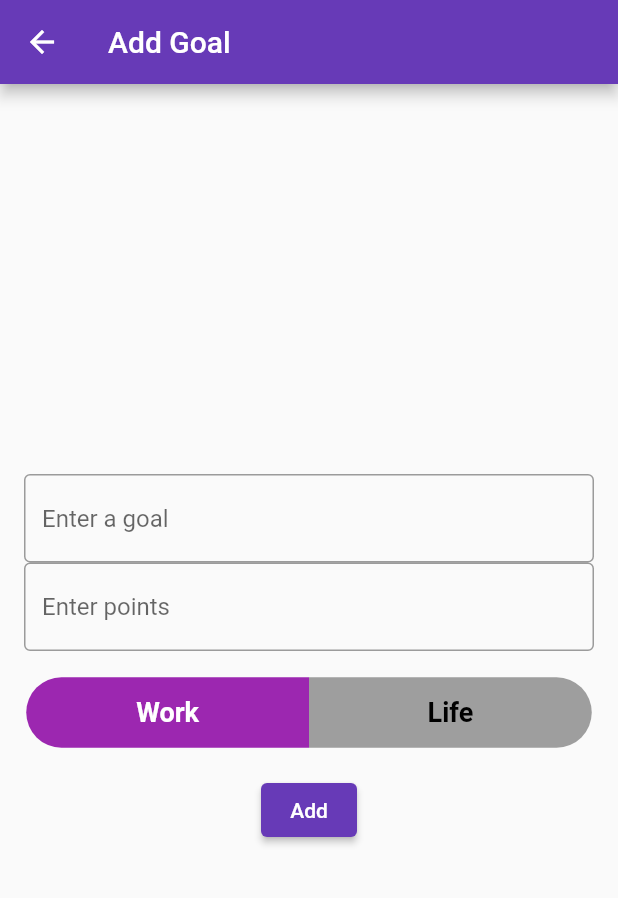
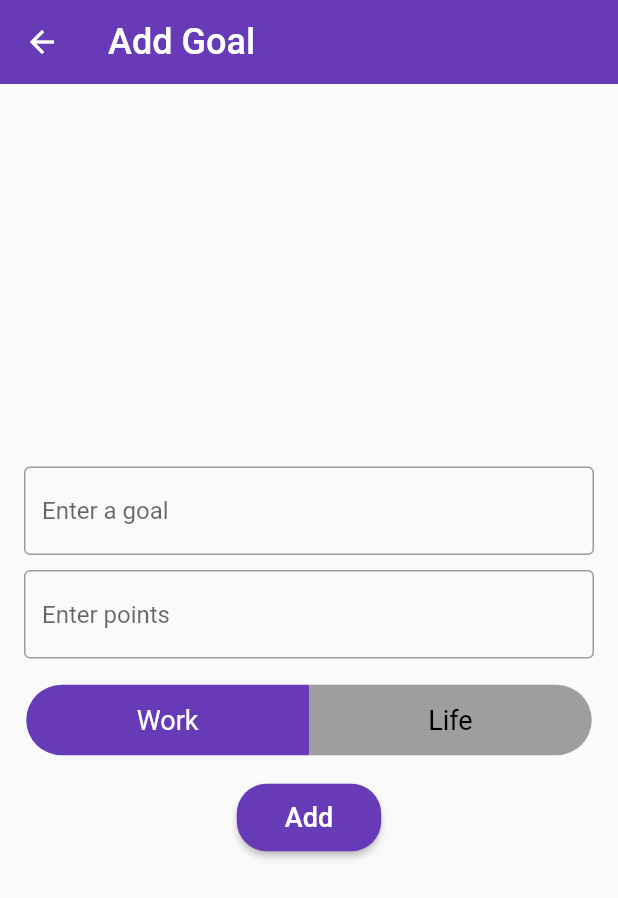
Before and after one commit to rishav-c1/drp31, a Flutter app: the AddGoalPage screen opened directly, on a phone screen of 412 x 824 dp. Shown: the top 898 px of the screen. Run offline on Flutter 3.47's test engine with Material 2 defaults, Android fonts, the phone set to English and light mode, and no system bars; our stand-ins replace cloud_firestore, confetti, firebase_core; missing offline and left inert: dart:ffi; accounts and stored records are empty.

Commit message:
style: beautify add goal pop-up and re-order mark achieved in goals

```diff
--- a/lib/addGoal.dart
+++ b/lib/addGoal.dart
@@ -44,8 +44,9 @@ class _AddGoalPageState extends State<AddGoalPage> {
   Widget build(BuildContext context) {
     return Scaffold(
       appBar: AppBar(
-        title: const Text('Add Goal'),
+        title: const Text('Add Goal', style: TextStyle(fontFamily: 'Roboto', fontSize: 24, color: Colors.white)),
         backgroundColor: Colors.deepPurple,
+        elevation: 0,
       ),
       body: Center(
         child: Padding(
@@ -58,14 +59,18 @@ class _AddGoalPageState extends State<AddGoalPage> {
                 decoration: const InputDecoration(
                   border: OutlineInputBorder(),
                   hintText: 'Enter a goal',
+                  hintStyle: TextStyle(fontFamily: 'Roboto'),
                 ),
               ),
+              const SizedBox(height: 10.0),
               TextField(
                 controller: pointController,
                 decoration: const InputDecoration(
                   border: OutlineInputBorder(),
                   hintText: 'Enter points',
+                  hintStyle: TextStyle(fontFamily: 'Roboto'),
                 ),
+                keyboardType: TextInputType.number,
               ),
               const SizedBox(height: 16.0),
               Container(
@@ -75,7 +80,7 @@ class _AddGoalPageState extends State<AddGoalPage> {
                   borderRadius: BorderRadius.circular(30.0),
                   border: Border.all(
                     color: Colors.transparent,
-                    width: 1.5, // Updated border width
+                    width: 1.5,
                   ),
                 ),
                 child: Row(
@@ -90,18 +95,18 @@ class _AddGoalPageState extends State<AddGoalPage> {
                         child: Container(
                           alignment: Alignment.center,
                           decoration: BoxDecoration(
-                            borderRadius: BorderRadius.only(
+                            borderRadius: const BorderRadius.only(
                               topLeft: Radius.circular(28.0),
                               bottomLeft: Radius.circular(28.0),
                             ),
-                            color: selectedIndex == 0 ? Colors.purple : Colors.grey,
+                            color: selectedIndex == 0 ? Colors.deepPurple : Colors.grey,
                           ),
                           child: Text(
                             'Work',
                             style: TextStyle(
+                              fontFamily: 'Roboto',
                               color: selectedIndex == 0 ? Colors.white : Colors.black,
                               fontSize: 18.0,
-                              fontWeight: FontWeight.bold,
                             ),
                           ),
                         ),
@@ -117,18 +122,18 @@ class _AddGoalPageState extends State<AddGoalPage> {
                         child: Container(
                           alignment: Alignment.center,
                           decoration: BoxDecoration(
-                            borderRadius: BorderRadius.only(
+                            borderRadius: const BorderRadius.only(
                               topRight: Radius.circular(28.0),
                               bottomRight: Radius.circular(28.0),
                             ),
-                            color: selectedIndex == 1 ? Colors.blueAccent : Colors.grey,
+                            color: selectedIndex == 1 ? Colors.deepPurple : Colors.grey,
                           ),
                           child: Text(
                             'Life',
                             style: TextStyle(
+                              fontFamily: 'Roboto',
                               color: selectedIndex == 1 ? Colors.white : Colors.black,
                               fontSize: 18.0,
-                              fontWeight: FontWeight.bold,
                             ),
                           ),
                         ),
@@ -140,8 +145,14 @@ class _AddGoalPageState extends State<AddGoalPage> {
               const SizedBox(height: 16.0),
               ElevatedButton(
                 onPressed: addGoal,
-                child: const Text('Add'),
-                style: ElevatedButton.styleFrom(primary: Colors.deepPurple),
+                style: ElevatedButton.styleFrom(
+                  primary: Colors.deepPurple,
+                  shape: RoundedRectangleBorder(
+                    borderRadius: BorderRadius.circular(20),
+                  ),
+                  padding: const EdgeInsets.symmetric(horizontal: 32, vertical: 12),
+                ),
+                child: Text('Add', style: TextStyle(fontFamily: 'Roboto', fontSize: 18, color: Colors.white)),
               ),
             ],
           ),
--- a/lib/goals.dart
+++ b/lib/goals.dart
@@ -130,14 +130,14 @@ class _GoalPageState extends State<GoalPage> {
                             child: Row(
                               mainAxisSize: MainAxisSize.min,
                               children: <Widget>[
+                                const SizedBox(width: 10),
+                                Text(
+                                  '+$points points  ',
+                                  style: TextStyle(color: isAchieved ? Colors.green : Colors.black, fontFamily: 'Roboto', fontSize: 16),
+                                ),
                                 Icon(
                                   isAchieved ? Icons.check_box : Icons.check_box_outline_blank,
                                   color: isAchieved ? Colors.green : Colors.black,
-                                ),
-                                const SizedBox(width: 8),
-                                Text(
-                                  '+$points points',
-                                  style: TextStyle(color: isAchieved ? Colors.green : Colors.black, fontFamily: 'Roboto', fontSize: 16),
                                 ),
                               ],
                             ),
```
